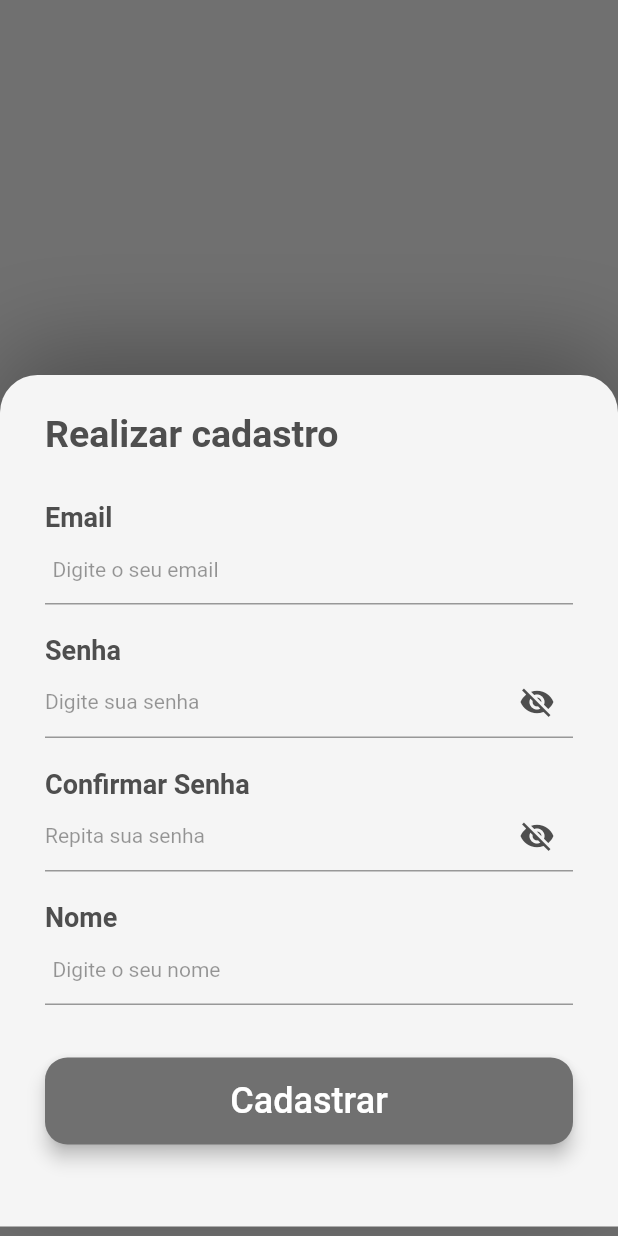
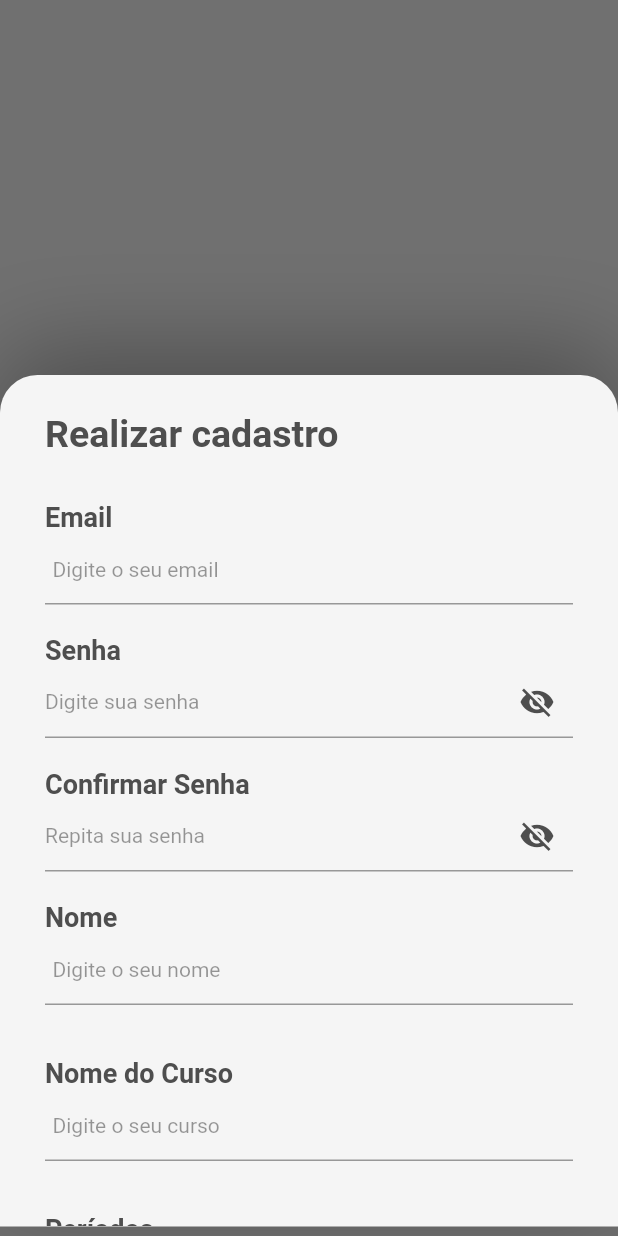
Before and after one commit to 1blackbear/bearpanel, a Flutter app: the screen it shows after launch, after a tap on "Cadastre-se!", on a phone screen of 412 x 824 dp. Run offline on Flutter 3.47's test engine with Material 2 defaults, Android fonts, the phone set to English and light mode, and no system bars; our stand-ins replace cloud_firestore, firebase_auth, firebase_core, flutter_spinkit, google_fonts, google_sign_in and 1 more; missing offline and left inert: animated_check, drag_and_drop_lists, flutter_login_facebook; accounts and stored records are empty.

Commit message:
Delete and add disciplin

```diff
--- a/BearPanel/lib/models/user.dart
+++ b/BearPanel/lib/models/user.dart
@@ -1,3 +1,5 @@
+import 'package:bearpanel/models/disciplin.dart';
+
 class Users {
   final String uid;
   Users({required this.uid});
@@ -7,6 +9,8 @@ class UserData {
   final String uid;
   final String name;
   final List disciplines;
+  final String course_name;
+  final int periods;
 
-  UserData({required this.uid, required this.name, required this.disciplines});
+  UserData({required this.uid, required this.name, required this.disciplines, required this.course_name, required this.periods});
 }
--- a/BearPanel/lib/screens/authenticate/sign_up.dart
+++ b/BearPanel/lib/screens/authenticate/sign_up.dart
@@ -14,8 +14,9 @@ class SignUp extends StatefulWidget {
 }
 
 class _SignUpState extends State<SignUp> {
-  String email = "", name = "", password = "", error = '';
+  String email = "", name = "", password = "", error = '', course = '';
   bool _showPassword = false, loading = false;
+  int _periods = 0;
   final AuthService _auth = AuthService();
   final auth = FirebaseAuth.instance;
   //final _formkey = GlobalKey<FormState>();
@@ -25,6 +26,9 @@ class _SignUpState extends State<SignUp> {
     return AuthScreen(widgets: [
       AuthCard(
         widgets: [
+          Expanded(
+            child: ListView(
+              children: [
                 const SizedBox(
                   height: 25,
                 ),
@@ -126,6 +130,34 @@ class _SignUpState extends State<SignUp> {
                   height: 35,
                 ),
 
+                Text('Nome do Curso', style: AppTextStyles.descForm),
+                CustomForm(
+                  enabled: true,
+                  hintText: 'Digite o seu curso',
+                  onChanged: (val) {
+                    setState(() => course = val);
+                  },
+                  keyboardType: TextInputType.text,
+                  initialValue: '',
+                ),
+                const SizedBox(
+                  height: 35,
+                ),
+
+                Text('Períodos', style: AppTextStyles.descForm),
+                CustomForm(
+                  enabled: true,
+                  hintText: 'Digite a quantidade de periodos',
+                  onChanged: (val) {
+                    setState(() => _periods = val as int);
+                  },
+                  keyboardType: TextInputType.number,
+                  initialValue: '',
+                ),
+                const SizedBox(
+                  height: 35,
+                ),
+
                 CustomButton(
                   title: 'Cadastrar',
                   onPressed: () async {
@@ -133,7 +165,7 @@ class _SignUpState extends State<SignUp> {
                       loading = true;
                     });
                     dynamic result = await _auth.registerWithEmailAndPassword(
-                  email, password, name);
+                        email, password, name, course, _periods);
                     await _auth.signOut();
                     switch (result) {
                       case 1:
@@ -156,7 +188,11 @@ class _SignUpState extends State<SignUp> {
                   },
                 ),
                 const SizedBox(
-            height: 5,
+                  height: 35,
+                ),
+
+              ],
+            ),
           ),
         ],
       )
--- a/BearPanel/lib/screens/disciplines/data/individual_card_data.dart
+++ b/BearPanel/lib/screens/disciplines/data/individual_card_data.dart
@@ -7,8 +7,7 @@ class AllDisciplinList {
       DraggableList(
           header: 'Disciplinas Cadastradas',
           items: data.disciplines.map((disciplin) =>
-             DraggableListItem(title: disciplin.toString()),
-          ).toList()
+             DraggableListItem(title: disciplin['Nome'])).toList()
       )
     ];
   }
--- a/BearPanel/lib/services/auth.dart
+++ b/BearPanel/lib/services/auth.dart
@@ -1,4 +1,5 @@
 import 'dart:async';
+import 'package:bearpanel/models/disciplin.dart';
 import 'package:bearpanel/models/user.dart';
 import 'package:bearpanel/screens/authenticate/sing_in.dart';
 import 'package:bearpanel/screens/home/home_page.dart';
@@ -59,13 +60,13 @@ class AuthService extends ChangeNotifier {
 
   //register with email and password
   Future registerWithEmailAndPassword(
-      String email, String password, String nome) async {
+      String email, String password, String nome, String course_name, int periods) async {
     try {
       UserCredential result = await _auth.createUserWithEmailAndPassword(
           email: email, password: password);
       User? user = result.user;
       //create a document for the user with the uid
-      await DatabaseService(uid: user!.uid).updateUserData(nome, <String> []);
+      await DatabaseService(uid: user!.uid).updateUserData(nome, [], course_name, periods);
       user.sendEmailVerification();
       _getUser();
     } on FirebaseAuthException catch  (e) {
@@ -112,7 +113,7 @@ class AuthService extends ChangeNotifier {
         User? user = userCredential.user;
         if (userCredential.additionalUserInfo!.isNewUser) {
           String nome = user != null ? user.displayName.toString() : "";
-          await DatabaseService(uid: user!.uid).updateUserData(nome, <String> []);
+          await DatabaseService(uid: user!.uid).updateUserData(nome, [], '', 8);
           //User logging in for the first time
           // Redirect user to tutorial
         }
@@ -135,7 +136,7 @@ class AuthService extends ChangeNotifier {
         User? user = userCredential.user;
         if (userCredential.additionalUserInfo!.isNewUser) {
           String nome = user != null ? user.displayName.toString() : "";
-          await DatabaseService(uid: user!.uid).updateUserData(nome, <String> []);//User logging in for the first time
+          await DatabaseService(uid: user!.uid).updateUserData(nome, [], '', 8);//User logging in for the first time
           // Redirect user to tutorial
         }
         _getUser();
--- a/BearPanel/lib/services/auth_file.dart
+++ b/BearPanel/lib/services/auth_file.dart
@@ -21,6 +21,6 @@ class _AuthFileState extends State<AuthFile> {
       else if (auth.user_state == null)
         return SignIn();
       else
-        return NavigatorBase(pressed: false,);
+        return NavigatorBase(spin_animation: false,);
   }
 }
--- a/BearPanel/lib/services/database.dart
+++ b/BearPanel/lib/services/database.dart
@@ -10,10 +10,12 @@ class DatabaseService {
       FirebaseFirestore.instance.collection('userData');
 
   //update user data
-  Future updateUserData(String name, List disciplines) async {
+  Future updateUserData(String name, List disciplines, String course_name, int periods) async {
     return await userDataCollection.doc(uid).set({
       'Nome': name,
-      'Disciplinas': disciplines
+      'Disciplinas': disciplines,
+      'Nome do curso': course_name,
+      'Qtd de periodos': periods
     });
   }
 
@@ -23,6 +25,8 @@ class DatabaseService {
       uid: uid,
       name: snapshot.get('Nome'),
       disciplines: snapshot.get('Disciplinas'),
+      course_name: snapshot.get('Nome do curso'),
+      periods: snapshot.get('Qtd de periodos'),
     );
   }
 
```
Also changed, not shown: BearPanel/lib/models/disciplin.dart (+13 -6 lines), BearPanel/lib/screens/disciplines/add_disciplin_modal.dart (+20 -13 lines), BearPanel/lib/screens/disciplines/disciplin_detail_page.dart (added, +18 -0 lines), BearPanel/lib/screens/disciplines/disciplines_page.dart (+45 -3 lines), BearPanel/lib/screens/shared/navigator_base.dart (+5 -5 lines). Lines whose indentation alone changed are shown as unchanged.
